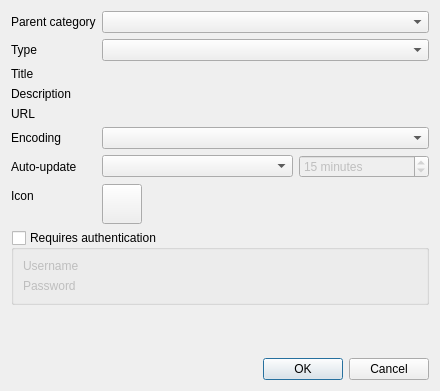
Before: the Qt Designer form src/gui/formstandardfeeddetails.ui in martinrotter/rssguard, drawn with Qt 5.
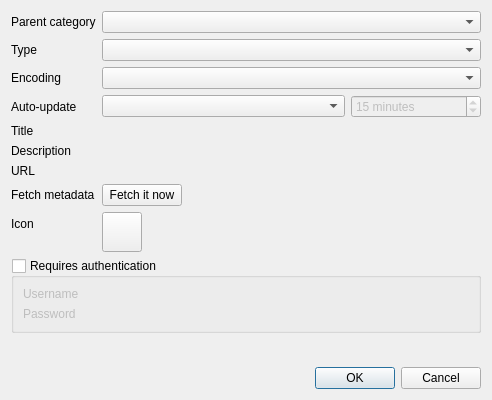
After: the same form once the commit is applied. Custom widgets are drawn as their Qt base class.

Diff of the .ui file:
```diff
--- a/src/gui/formstandardfeeddetails.ui
+++ b/src/gui/formstandardfeeddetails.ui
@@ -6,8 +6,8 @@
    <rect>
     <x>0</x>
     <y>0</y>
-    <width>440</width>
-    <height>391</height>
+    <width>492</width>
+    <height>400</height>
    </rect>
   </property>
   <property name="windowTitle">
@@ -57,56 +57,27 @@
       </widget>
      </item>
      <item row="2" column="0">
-      <widget class="QLabel" name="m_lblTitle">
-       <property name="text">
-        <string>Title</string>
-       </property>
-       <property name="buddy">
-        <cstring>m_txtTitle</cstring>
-       </property>
-      </widget>
-     </item>
-     <item row="2" column="1">
-      <widget class="LineEditWithStatus" name="m_txtTitle" native="true"/>
-     </item>
-     <item row="3" column="0">
-      <widget class="QLabel" name="m_lblDescription">
-       <property name="text">
-        <string>Description</string>
-       </property>
-       <property name="buddy">
-        <cstring>m_txtDescription</cstring>
-       </property>
-      </widget>
-     </item>
-     <item row="3" column="1">
-      <widget class="LineEditWithStatus" name="m_txtDescription" native="true"/>
-     </item>
-     <item row="4" column="0">
-      <widget class="QLabel" name="label">
-       <property name="text">
-        <string>URL</string>
-       </property>
-      </widget>
-     </item>
-     <item row="4" column="1">
-      <widget class="LineEditWithStatus" name="m_txtUrl" native="true"/>
-     </item>
-     <item row="5" column="0">
       <widget class="QLabel" name="label_2">
        <property name="text">
         <string>Encoding</string>
        </property>
       </widget>
      </item>
-     <item row="5" column="1">
+     <item row="2" column="1">
       <widget class="QComboBox" name="m_cmbEncoding">
        <property name="toolTip">
         <string>Select encoding of the standard feed. If you are unsure about the encoding, then select &quot;UTF-8&quot; encoding.</string>
        </property>
       </widget>
      </item>
-     <item row="6" column="1">
+     <item row="3" column="0">
+      <widget class="QLabel" name="label_6">
+       <property name="text">
+        <string>Auto-update</string>
+       </property>
+      </widget>
+     </item>
+     <item row="3" column="1">
       <layout class="QHBoxLayout" name="horizontalLayout">
        <item>
         <widget class="QComboBox" name="m_cmbAutoUpdateType">
@@ -142,7 +113,67 @@
        </item>
       </layout>
      </item>
-     <item row="7" column="0">
+     <item row="4" column="0">
+      <widget class="QLabel" name="m_lblTitle">
+       <property name="text">
+        <string>Title</string>
+       </property>
+       <property name="buddy">
+        <cstring>m_txtTitle</cstring>
+       </property>
+      </widget>
+     </item>
+     <item row="4" column="1">
+      <widget class="LineEditWithStatus" name="m_txtTitle" native="true"/>
+     </item>
+     <item row="5" column="0">
+      <widget class="QLabel" name="m_lblDescription">
+       <property name="text">
+        <string>Description</string>
+       </property>
+       <property name="buddy">
+        <cstring>m_txtDescription</cstring>
+       </property>
+      </widget>
+     </item>
+     <item row="5" column="1">
+      <widget class="LineEditWithStatus" name="m_txtDescription" native="true"/>
+     </item>
+     <item row="6" column="0">
+      <widget class="QLabel" name="label">
+       <property name="text">
+        <string>URL</string>
+       </property>
+      </widget>
+     </item>
+     <item row="6" column="1">
+      <widget class="LineEditWithStatus" name="m_txtUrl" native="true"/>
+     </item>
+     <item row="7" column="1">
+      <layout class="QHBoxLayout" name="horizontalLayout_2">
+       <item>
+        <widget class="QPushButton" name="m_btnFetchMetadata">
+         <property name="text">
+          <string>Fetch it now</string>
+         </property>
+        </widget>
+       </item>
+       <item>
+        <widget class="LabelWithStatus" name="m_lblFetchMetadata" native="true">
+         <property name="sizePolicy">
+          <sizepolicy hsizetype="Expanding" vsizetype="Preferred">
+           <horstretch>0</horstretch>
+           <verstretch>0</verstretch>
+          </sizepolicy>
+         </property>
+         <property name="layoutDirection">
+          <enum>Qt::RightToLeft</enum>
+         </property>
+        </widget>
+       </item>
+      </layout>
+     </item>
+     <item row="8" column="0">
       <widget class="QLabel" name="m_lblIcon">
        <property name="text">
         <string>Icon</string>
@@ -152,7 +183,7 @@
        </property>
       </widget>
      </item>
-     <item row="7" column="1">
+     <item row="8" column="1">
       <widget class="QToolButton" name="m_btnIcon">
        <property name="sizePolicy">
         <sizepolicy hsizetype="Fixed" vsizetype="Fixed">
@@ -189,7 +220,7 @@
        </property>
       </widget>
      </item>
-     <item row="8" column="0" colspan="2">
+     <item row="9" column="0" colspan="2">
       <widget class="QGroupBox" name="m_gbAuthentication">
        <property name="toolTip">
         <string>Some feeds require authentication, including GMail feeds. BASIC, NTLM-2 and DIGEST-MD5 authentication schemes are supported.</string>
@@ -236,10 +267,10 @@
        </layout>
       </widget>
      </item>
-     <item row="6" column="0">
-      <widget class="QLabel" name="label_6">
+     <item row="7" column="0">
+      <widget class="QLabel" name="label_7">
        <property name="text">
-        <string>Auto-update</string>
+        <string>Fetch metadata</string>
        </property>
       </widget>
      </item>
@@ -267,6 +298,12 @@
    <header>lineeditwithstatus.h</header>
    <container>1</container>
   </customwidget>
+  <customwidget>
+   <class>LabelWithStatus</class>
+   <extends>QWidget</extends>
+   <header>labelwithstatus.h</header>
+   <container>1</container>
+  </customwidget>
  </customwidgets>
  <resources/>
  <connections>
```
